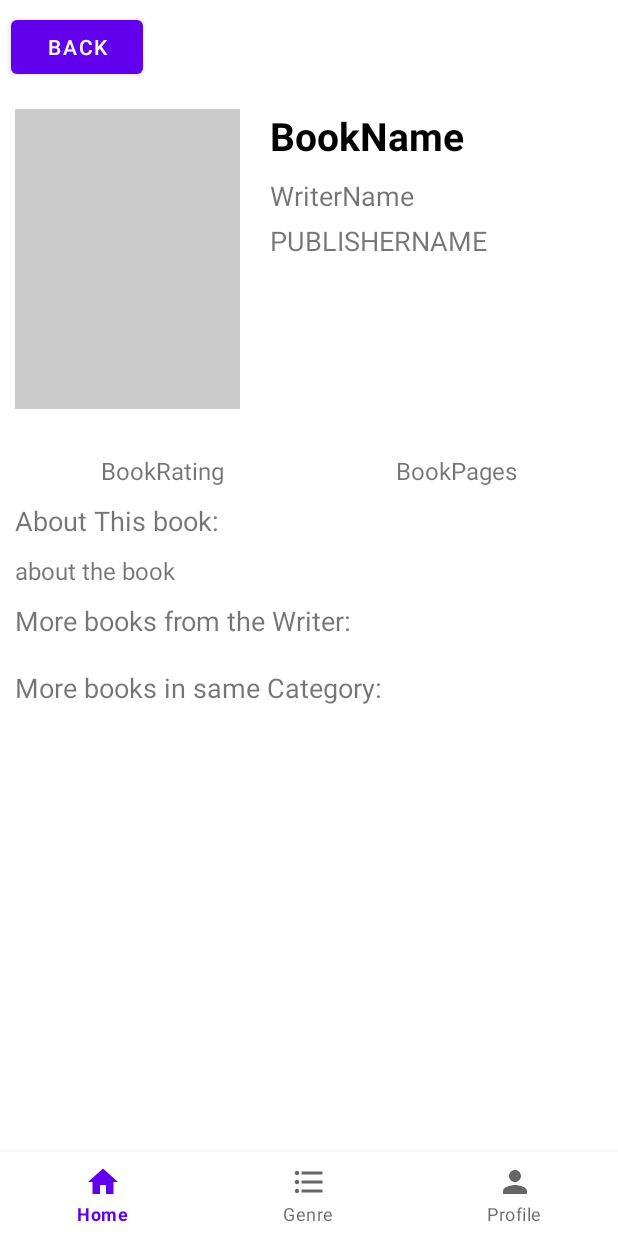
After one commit to HimanshuJ-dev/Library-Management-System-Android-App, an Android app: the fragment BookDetailsFragment placed in its activity, on a phone screen of 412 x 824 dp. The commit adds this screen. Run offline under Robolectric (Android 15) with nearby library versions, the phone set to English and light mode, and no system bars; our stand-ins replace Room's generated code; 6 statements that could not run were skipped.

Commit message:
Library management system git commit V2.0

```diff
--- /dev/null
+++ b/app/src/main/java/com/example/etpproject/BookDetailsFragment.kt
@@ -0,0 +1,45 @@
+package com.example.etpproject
+
+import android.os.Bundle
+import androidx.fragment.app.Fragment
+import android.view.LayoutInflater
+import android.view.View
+import android.view.ViewGroup
+import androidx.recyclerview.widget.LinearLayoutManager
+import androidx.room.Room
+import com.example.etpproject.bookdatabasepackage.BooksDatabase
+import kotlinx.android.synthetic.main.fragment_book_details.view.*
+
+class BookDetailsFragment : Fragment() {
+
+    lateinit var database: BooksDatabase
+
+    override fun onCreateView(
+        inflater: LayoutInflater, container: ViewGroup?,
+        savedInstanceState: Bundle?
+    ): View? {
+        // Inflate the layout for this fragment
+        val view = inflater.inflate(R.layout.fragment_book_details, container, false)
+
+        database = Room.databaseBuilder(requireContext(), BooksDatabase::class.java, "books_database").allowMainThreadQueries().build()
+
+        val writerrecyclerview = view.recycler_viewDetailsSameWriter
+        val categoryrecyclerview = view.recycler_viewDetailsSameCategory
+
+
+
+        writerrecyclerview.apply {
+            val categorybooks = database.booksDao().readwriterbooks("J. K. Rowling")
+            layoutManager = LinearLayoutManager(requireContext(), LinearLayoutManager.HORIZONTAL, false)
+            adapter = newAdapterforbooks(categorybooks)
+        }
+
+        categoryrecyclerview.apply {
+            val categorybooks = database.booksDao().readcategorybooks("Featured")
+            layoutManager = LinearLayoutManager(requireContext(), LinearLayoutManager.HORIZONTAL, false)
+            adapter = newAdapterforbooks(categorybooks)
+        }
+
+        return view
+    }
+}
--- a/app/src/main/java/com/example/etpproject/HomeActivity.kt
+++ b/app/src/main/java/com/example/etpproject/HomeActivity.kt
@@ -20,7 +20,7 @@ class HomeActivity : AppCompatActivity(), fragcomm {
         binding = ActivityHomeBinding.inflate(layoutInflater)
         setContentView(binding.root)
 
-        replaceFragment(HomeFragment())
+        replaceFragment(HomeLayouterFragment())
 
         binding.bottomNavigationViewHomeActivity.setOnItemSelectedListener {
 
--- a/app/src/main/java/com/example/etpproject/SignupFragment.kt
+++ b/app/src/main/java/com/example/etpproject/SignupFragment.kt
@@ -82,7 +82,7 @@ class SignupFragment : Fragment() {
     }
 
     private fun inputcheck(fullname: String, contactno: String, username: String, password: String): Boolean{
-        return !(TextUtils.isEmpty(fullname) && TextUtils.isEmpty(contactno) && TextUtils.isEmpty(username) && TextUtils.isEmpty(password))
+        return !(TextUtils.isEmpty(fullname) || TextUtils.isEmpty(contactno) || TextUtils.isEmpty(username) || TextUtils.isEmpty(password))
     }
 
 }
--- a/app/src/main/java/com/example/etpproject/bookdatabasepackage/BooksDao.kt
+++ b/app/src/main/java/com/example/etpproject/bookdatabasepackage/BooksDao.kt
@@ -26,4 +26,7 @@ interface BooksDao {
 
     @Query("SELECT * from books WHERE BookGenre like :genre")
     fun readgenrebooks(genre: String): List<Books>
+
+    @Query("SELECT * from books WHERE WriterName like :author")
+    fun readwriterbooks(author: String): List<Books>
 }
--- /dev/null
+++ b/app/src/main/res/layout/fragment_book_details.xml
@@ -0,0 +1,139 @@
+<?xml version="1.0" encoding="utf-8"?>
+<FrameLayout xmlns:android="http://schemas.android.com/apk/res/android"
+    xmlns:tools="http://schemas.android.com/tools"
+    android:layout_width="match_parent"
+    android:layout_height="match_parent"
+    tools:context=".BookDetailsFragment">
+
+    <LinearLayout
+        android:layout_width="match_parent"
+        android:layout_height="match_parent"
+        android:orientation="vertical">
+
+        <Button
+            android:layout_width="wrap_content"
+            android:layout_height="wrap_content"
+            android:text="Back"
+            android:layout_margin="7dp"/>
+
+        <LinearLayout
+            android:layout_width="match_parent"
+            android:layout_height="wrap_content"
+            android:orientation="horizontal">
+
+            <ImageView
+                android:id="@+id/detailsBookImage"
+                android:layout_width="150dp"
+                android:layout_height="200dp"
+                android:layout_margin="10dp"
+                android:background="#cccccc"/>
+
+            <androidx.appcompat.widget.LinearLayoutCompat
+                android:layout_width="match_parent"
+                android:layout_height="wrap_content"
+                android:orientation="vertical">
+
+                <TextView
+                    android:id="@+id/detailsBookNametv"
+                    android:layout_width="wrap_content"
+                    android:layout_height="wrap_content"
+                    android:layout_margin="10dp"
+                    android:text="BookName"
+                    android:textSize="26sp"
+                    android:textStyle="bold"
+                    android:textColor="@color/black"/>
+
+                <TextView
+                    android:id="@+id/detailsWriterNametv"
+                    android:layout_width="wrap_content"
+                    android:layout_height="30dp"
+                    android:layout_marginStart="10dp"
+                    android:text="WriterName"
+                    android:textSize="18sp"/>
+                <TextView
+                    android:id="@+id/DetailsPublisherNametv"
+                    android:layout_width="wrap_content"
+                    android:layout_height="30dp"
+                    android:layout_marginStart="10dp"
+                    android:text="PublisherName"
+                    android:textSize="18sp"
+                    android:textAllCaps="true"/>
+
+            </androidx.appcompat.widget.LinearLayoutCompat>
+
+        </LinearLayout>
+
+        <LinearLayout
+            android:layout_width="match_parent"
+            android:layout_height="wrap_content"
+            android:orientation="horizontal"
+            android:weightSum="2"
+            android:layout_marginTop="20dp"
+            android:layout_marginStart="10dp"
+            android:layout_marginEnd="10dp">
+
+            <TextView
+                android:id="@+id/detailsBookRatingtv"
+                android:layout_width="match_parent"
+                android:layout_height="wrap_content"
+                android:layout_weight="1"
+                android:gravity="center"
+                android:text="BookRating"
+                android:textSize="16sp"/>
+
+            <TextView
+                android:id="@+id/detailsBookPagestv"
+                android:layout_width="match_parent"
+                android:layout_height="wrap_content"
+                android:layout_weight="1"
+                android:gravity="center"
+                android:text="BookPages"
+                android:textSize="16sp"/>
+
+        </LinearLayout>
+
+        <TextView
+            android:layout_width="match_parent"
+            android:layout_height="wrap_content"
+            android:textSize="18sp"
+            android:text="About This book: "
+            android:layout_margin="10dp"/>
+
+        <TextView
+            android:id="@+id/detailsAboutThisBooktv"
+            android:layout_width="match_parent"
+            android:layout_height="wrap_content"
+            android:layout_marginStart="10dp"
+            android:layout_marginEnd="10dp"
+            android:text="about the book"
+            android:textSize="16sp"/>
+
+        <TextView
+            android:layout_width="wrap_content"
+            android:layout_height="wrap_content"
+            android:layout_margin="10dp"
+            android:text="More books from the Writer:"
+            android:textSize="18sp"/>
+
+        <androidx.recyclerview.widget.RecyclerView
+            android:id="@+id/recycler_viewDetailsSameWriter"
+            android:layout_width="match_parent"
+            android:layout_height="wrap_content"
+            tools:listitem="@layout/demolistviewlayout"/>
+
+        <TextView
+            android:layout_width="wrap_content"
+            android:layout_height="wrap_content"
+            android:layout_margin="10dp"
+            android:text="More books in same Category:"
+            android:textSize="18sp"/>
+
+        <androidx.recyclerview.widget.RecyclerView
+            android:id="@+id/recycler_viewDetailsSameCategory"
+            android:layout_width="match_parent"
+            android:layout_height="wrap_content"
+            tools:listitem="@layout/demolistviewlayout"/>
+
+    </LinearLayout>
+
+</FrameLayout>
--- a/app/src/main/res/layout/genrespecificrow.xml
+++ b/app/src/main/res/layout/genrespecificrow.xml
@@ -3,9 +3,10 @@
     android:layout_width="match_parent"
     android:layout_height="wrap_content"
     xmlns:app="http://schemas.android.com/apk/res-auto"
-    android:layout_marginTop="10dp"
+    android:layout_marginTop="5dp"
     android:layout_marginEnd="10dp"
     android:layout_marginStart="10dp"
+    android:layout_marginBottom="5dp"
     app:cardElevation="10dp"
     app:cardCornerRadius="10dp">
 
```
Also changed, not shown: app/src/main/java/com/example/etpproject/categorySpecificFragment.kt (+43 -0 lines), app/src/main/java/com/example/etpproject/genreSpecificAdapter.kt (+21 -2 lines), app/src/main/res/layout/fragment_genre_specific.xml (+5 -5 lines), app/src/main/res/navigation/my_nav2.xml (+12 -0 lines), app/src/main/res/navigation/my_nav3.xml (+18 -0 lines).
